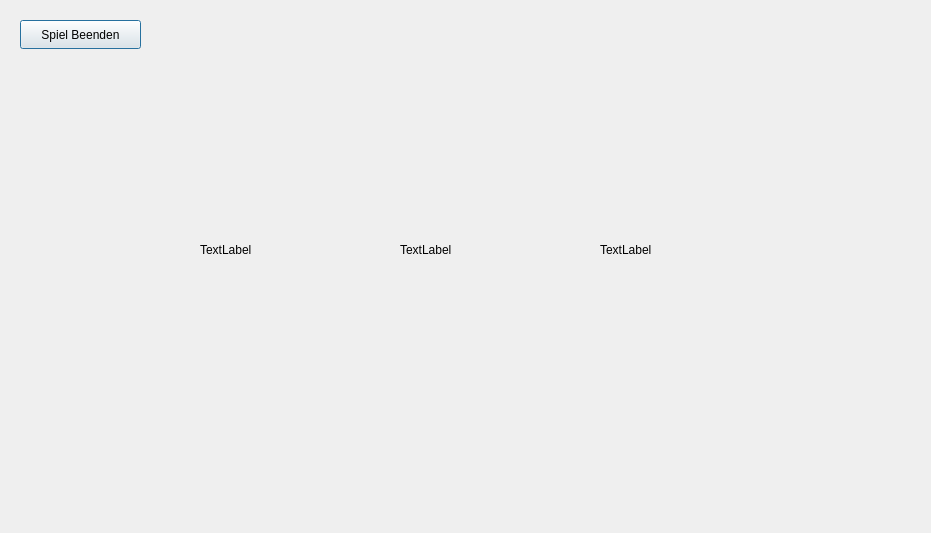
Qt form spielfenster.ui (TreutleTobias/Spielautomat) before a commit.
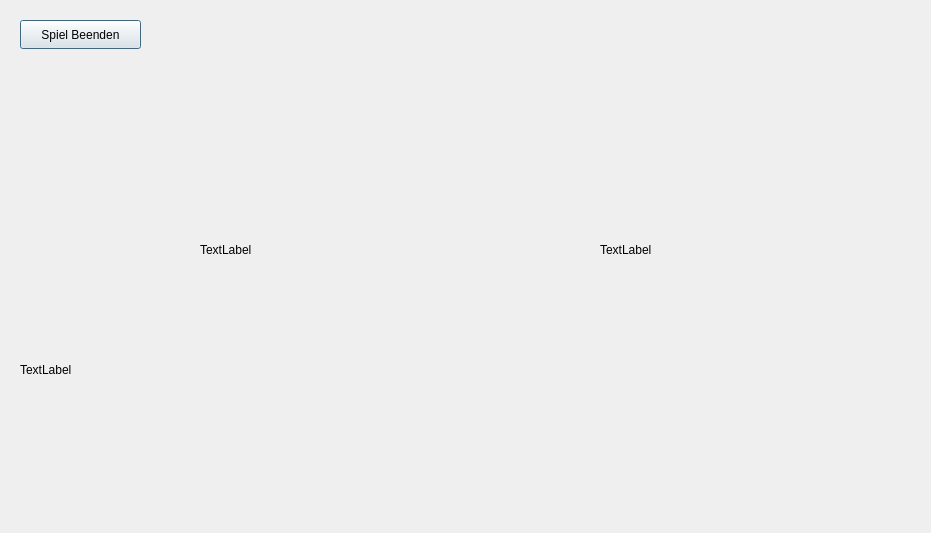
The same form after that commit.

The edit to the form file:
```diff
--- a/spielfenster.ui
+++ b/spielfenster.ui
@@ -42,9 +42,9 @@
   <widget class="QLabel" name="SpinningWheel2">
    <property name="geometry">
     <rect>
-     <x>400</x>
-     <y>200</y>
-     <width>100</width>
+     <x>20</x>
+     <y>320</y>
+     <width>831</width>
      <height>100</height>
     </rect>
    </property>
```
